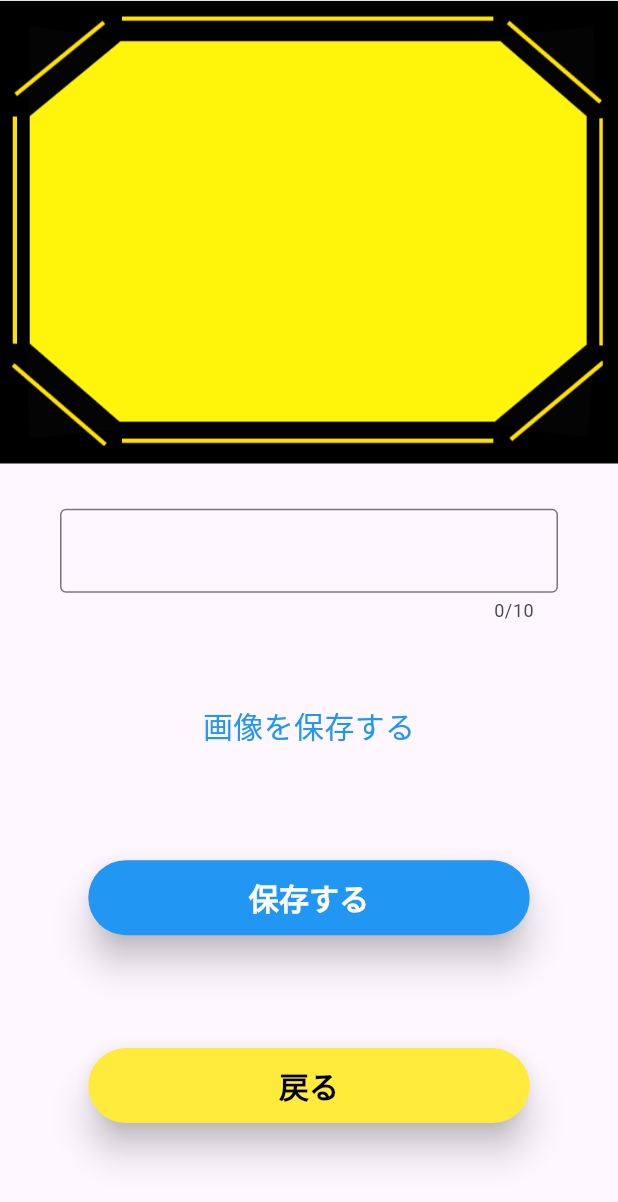
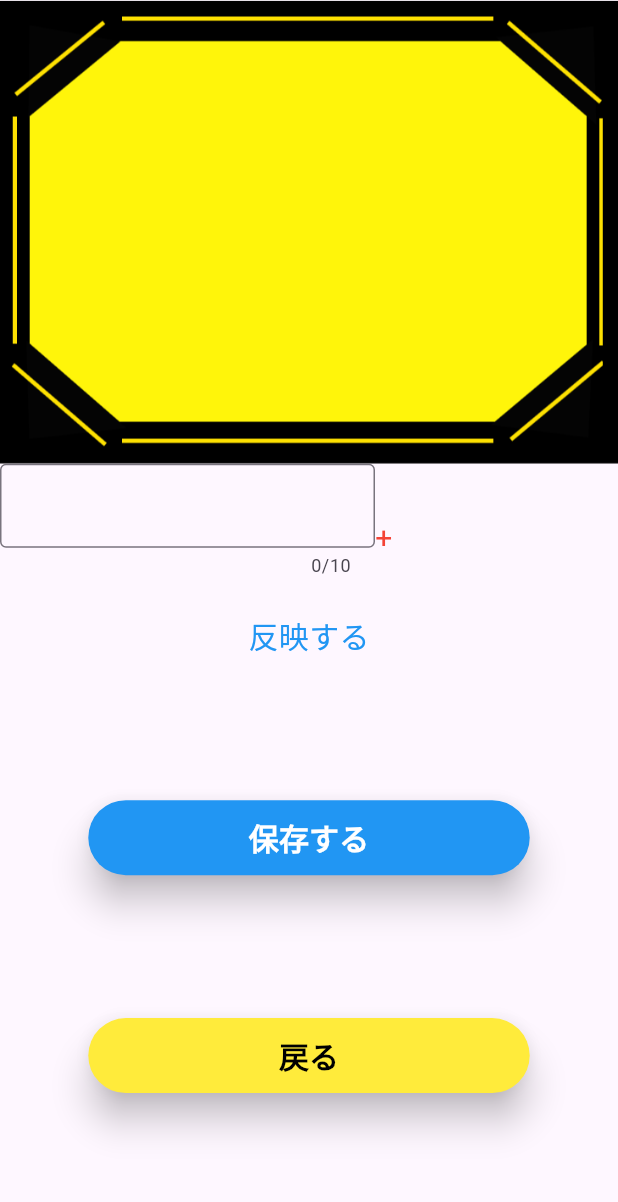
Before and after one commit to iseruuuuu/bokete_create_app, a Flutter app: the HomeFulScreen screen opened directly, on a phone screen of 412 x 824 dp. Shown: the top 1202 px of the screen. Run offline on Flutter 3.47's test engine with Material 3 defaults, Android fonts, the phone set to English and light mode, and no system bars; our stand-ins replace get, image_gallery_saver; missing offline and left inert: image_editor.

Commit message:
add: 更新

```diff
--- a/lib/screen/home_ful/home_ful_screen.dart
+++ b/lib/screen/home_ful/home_ful_screen.dart
@@ -34,10 +34,11 @@ class _HomeFulScreenState extends State<HomeFulScreen> {
       body: Column(
         children: [
           target != null ? Image(image: target!) : Image.asset(assets),
-          Padding(
-            padding: const EdgeInsets.symmetric(horizontal: 40, vertical: 30),
-            child: SizedBox(
-              width: 400,
+
+          Row(
+            children: [
+              SizedBox(
+                width: 250,
                 height: 100,
                 child: TextField(
                   maxLines: 1,
@@ -50,12 +51,23 @@ class _HomeFulScreenState extends State<HomeFulScreen> {
                   ),
                 ),
               ),
+             GestureDetector(
+                 child: Text('+',
+                 style: TextStyle(
+                   fontSize: 20,
+                   color: Colors.red,
+                 ),
+                 ),
+             )
+            ],
           ),
           //TODO ボタンのデザインを変えたい。
           GestureDetector(
-            onTap: () async {},
+            onTap: () {
+              addText(fontName);
+            },
             child: const Text(
-              '画像を保存する',
+              '反映する',
               style: TextStyle(
                 fontSize: 20,
                 color: Colors.blue,
```
Also changed, not shown: 2 other files. Lines whose indentation alone changed are shown as unchanged.
